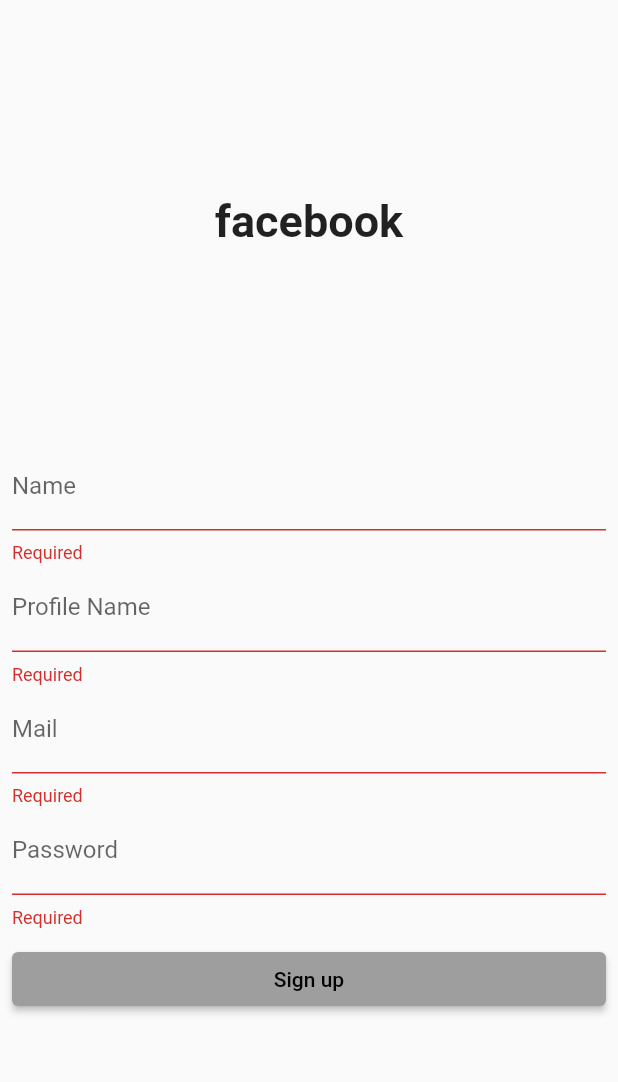
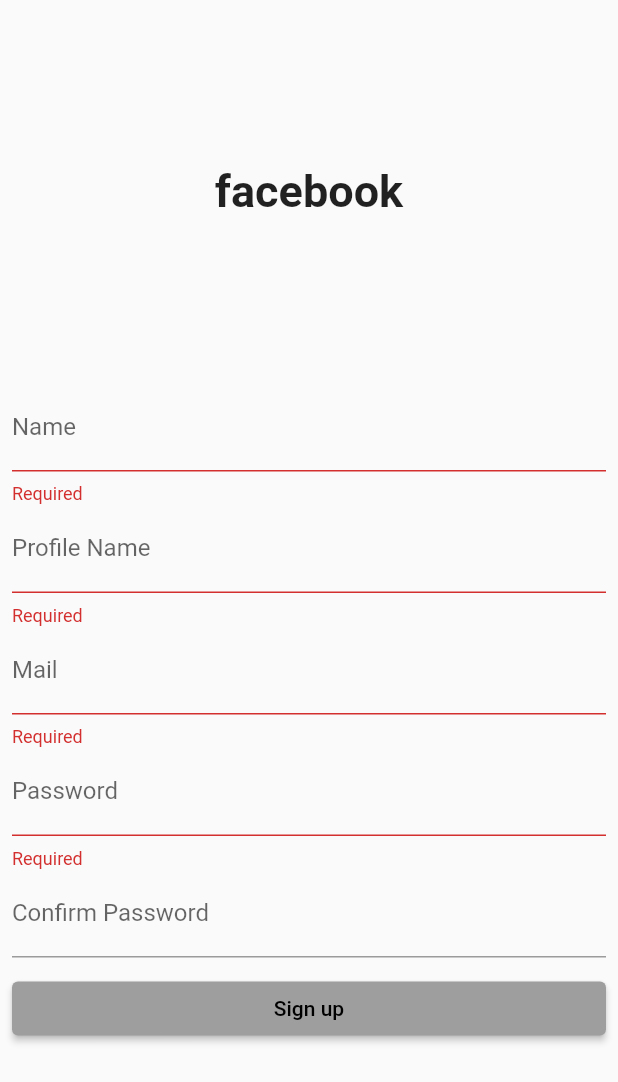
Before and after one commit to JHenry2019/facebook_clone, a Flutter app: the SignUpPage screen opened directly, after a tap on "Sign up", on a phone screen of 412 x 824 dp. Shown: the top 1082 px of the screen. Run offline on Flutter 3.47's test engine with Material 2 defaults, Android fonts, the phone set to English and light mode, and no system bars; our stand-ins replace sqflite; accounts and stored records are empty.

Commit message:
update sign up system

```diff
--- a/lib/pages/sign_up_page.dart
+++ b/lib/pages/sign_up_page.dart
@@ -14,6 +14,7 @@ class SignUpPage extends StatelessWidget {
     final profileNameController = TextEditingController();
     final mailController = TextEditingController();
     final passwordControler = TextEditingController();
+    final confirmPasswordController = TextEditingController();
 
     return Consumer<UserManager>(builder: (context, userManager, child) {
       return Scaffold(
@@ -85,6 +86,18 @@ class SignUpPage extends StatelessWidget {
                         decoration:
                             const InputDecoration(label: Text("Password")),
                       ),
+                      TextFormField(
+                        controller: confirmPasswordController,
+                        obscureText: true,
+                        validator: (value) {
+                          if (value != passwordControler.text) {
+                            return "Passwords do not match";
+                          }
+                          return null;
+                        },
+                        decoration: const InputDecoration(
+                            label: Text("Confirm Password")),
+                      ),
                       const SizedBox(
                         height: 10,
                       ),
@@ -100,6 +113,16 @@ class SignUpPage extends StatelessWidget {
                               updatedTime: DateTime.now(),
                             );
                             userManager.signUpUser(newUser);
+
+                            ScaffoldMessenger.of(context).showSnackBar(SnackBar(
+                              content: const Text('Signed up successfully'),
+                              action: SnackBarAction(
+                                label: 'Log in now',
+                                onPressed: () {
+                                  Navigator.pop(context);
+                                },
+                              ),
+                            ));
                           }
                         },
                         child: const SizedBox(
--- a/lib/utils/user_manager.dart
+++ b/lib/utils/user_manager.dart
@@ -10,8 +10,6 @@ class UserManager extends ChangeNotifier {
 
   void signUpUser(User user) async {
     await createUser(user);
-    currentUser = user;
-    isLoggedIn = true;
     notifyListeners();
   }
 
```
